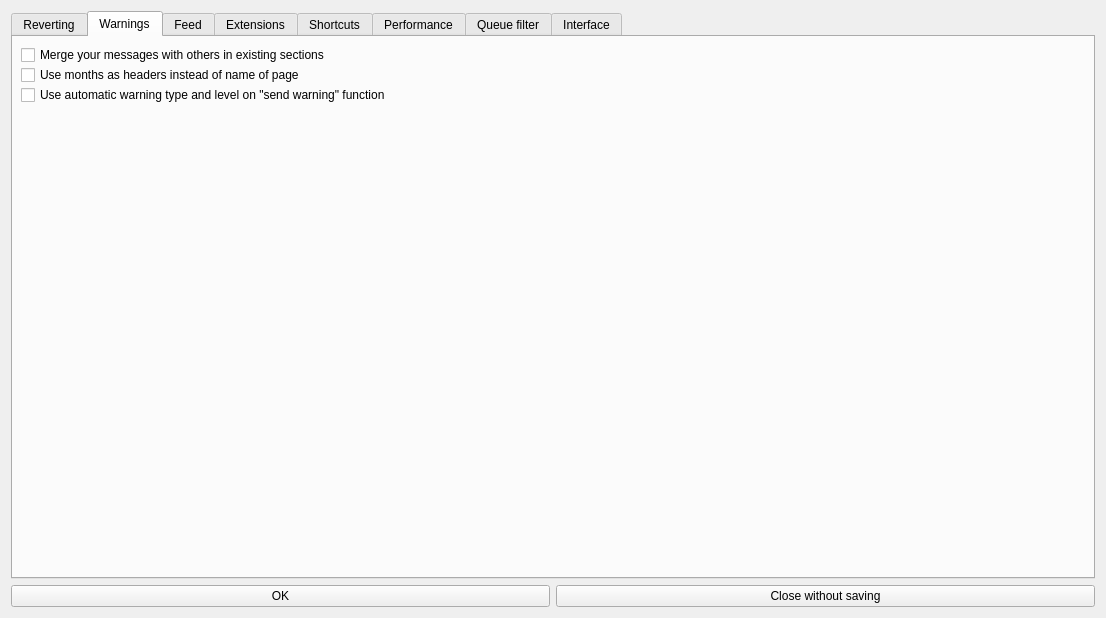
The window that huggle/preferences.ui (huggle/huggle3-qt-lx) describes before a commit, drawn with Qt 5.
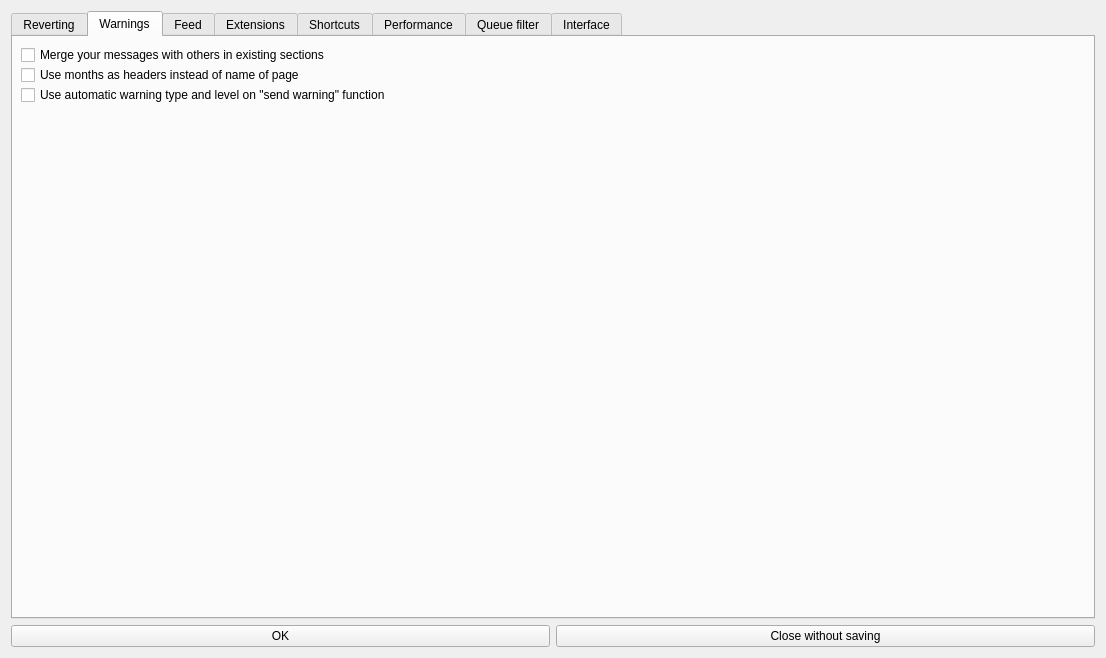
The same window after the commit. The open tabs and pages were chosen to show the change. Icons and pictures are not drawn.

Commit message: preferences layout

```diff
--- a/huggle/preferences.ui
+++ b/huggle/preferences.ui
@@ -7,7 +7,7 @@
     <x>0</x>
     <y>0</y>
     <width>1106</width>
-    <height>618</height>
+    <height>658</height>
    </rect>
   </property>
   <property name="sizePolicy">
```
Left out of the diff: 7 changed lines with no effect on the pictures. Lines whose indentation alone changed are shown as unchanged.
